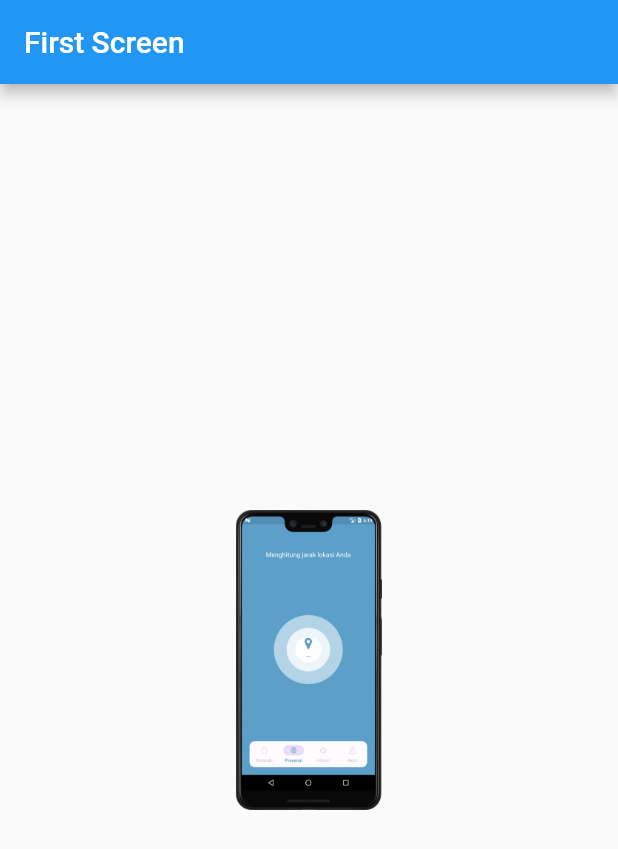
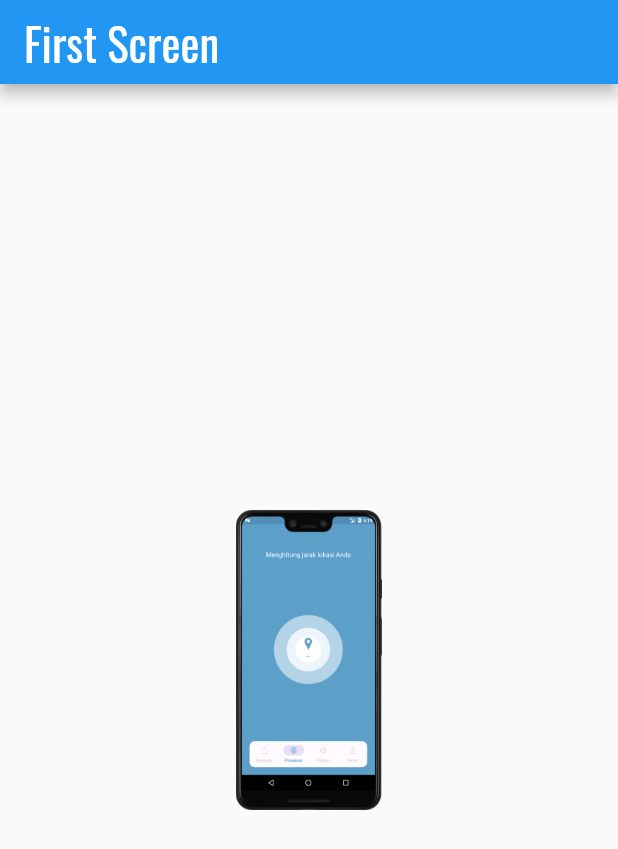
Before and after one commit to gunadermawan/multiplatform-flutter-beginner, a Flutter app: the screen it shows after launch, on a phone screen of 412 x 824 dp. Shown: the top 849 px of the screen. Run offline on Flutter 3.47's test engine with Material 2 defaults, Android fonts, the phone set to English and light mode, and no system bars.

Commit message:
add custom font

```diff
--- a/lib/main.dart
+++ b/lib/main.dart
@@ -32,7 +32,7 @@ class _FirstScreenState extends State<FirstScreen> {
   Widget build(BuildContext context) {
     return Scaffold(
       appBar: AppBar(
-        title: const Text('First Screen'),
+        title: const Text('First Screen', style: TextStyle(fontFamily:'Oswald', fontSize: 30),),
       ),
       body: Center(
         child: Image.asset(
```
Also changed, not shown: pubspec.yaml (+4 -4 lines), fonts/oswald/Oswald-Bold.ttf (added), fonts/oswald/Oswald-ExtraLight.ttf (added), fonts/oswald/Oswald-Light.ttf (added), fonts/oswald/Oswald-Medium.ttf (added), fonts/oswald/Oswald-Regular.ttf (added), fonts/oswald/Oswald-SemiBold.ttf (added).
